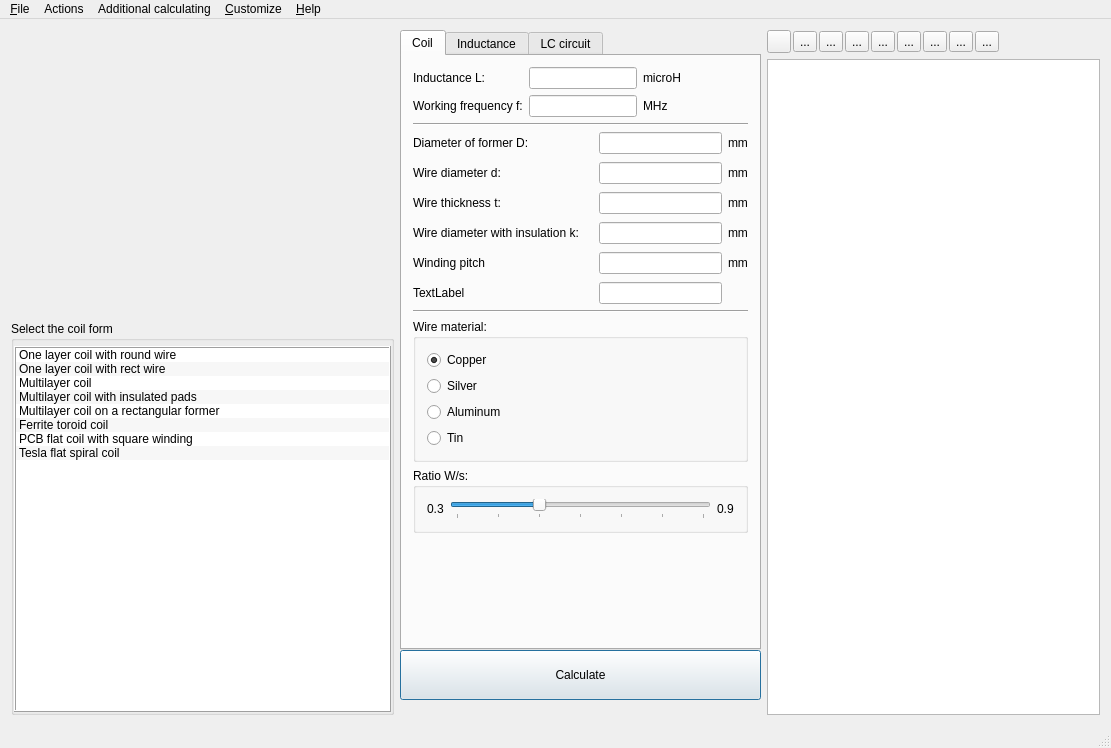
Before: the Qt Designer form mainwindow.ui in radioacoustick/Coil64, drawn with Qt 5.
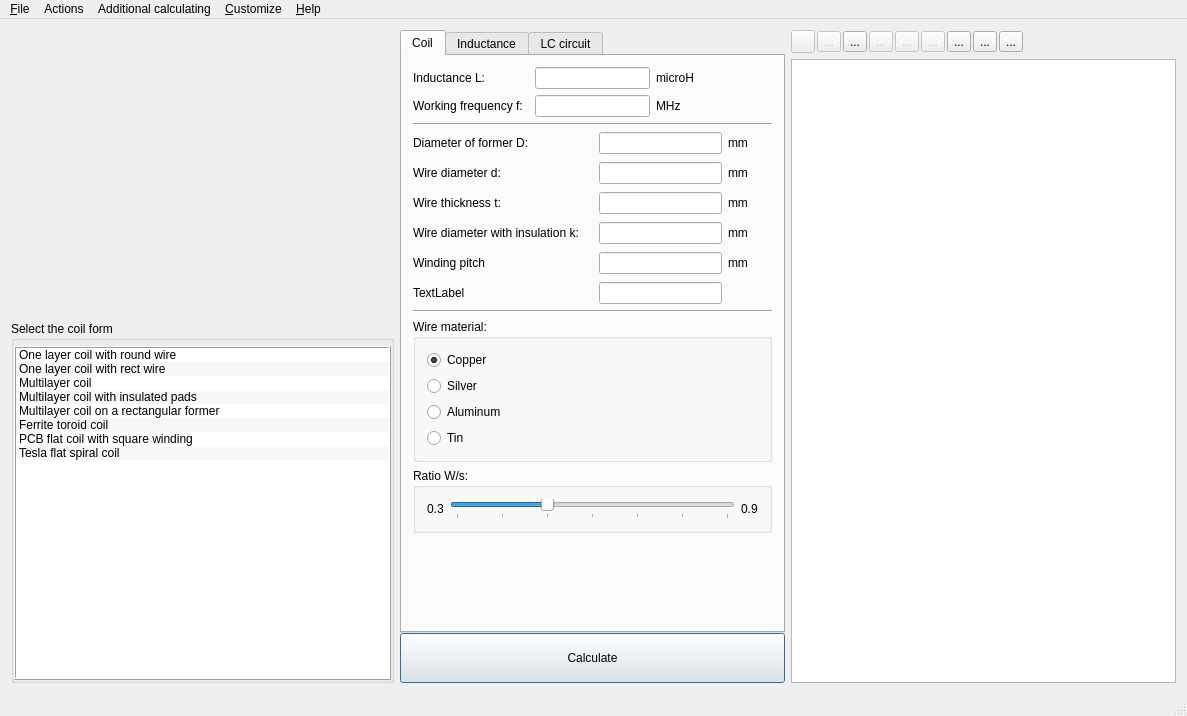
After: the same form once the commit is applied. Icons and pictures are not drawn.

What changed in the file:
```diff
--- a/mainwindow.ui
+++ b/mainwindow.ui
@@ -6,8 +6,8 @@
    <rect>
     <x>0</x>
     <y>0</y>
-    <width>1111</width>
-    <height>748</height>
+    <width>1187</width>
+    <height>716</height>
    </rect>
   </property>
   <property name="minimumSize">
@@ -1156,12 +1156,6 @@
            <height>50</height>
           </size>
          </property>
-         <property name="maximumSize">
-          <size>
-           <width>16777215</width>
-           <height>16777215</height>
-          </size>
-         </property>
          <property name="text">
           <string>Calculate</string>
          </property>
@@ -1205,6 +1199,9 @@
         </property>
         <item>
          <widget class="QToolButton" name="toolButton_CopySel">
+          <property name="enabled">
+           <bool>false</bool>
+          </property>
           <property name="sizePolicy">
            <sizepolicy hsizetype="Fixed" vsizetype="Fixed">
             <horstretch>0</horstretch>
@@ -1228,6 +1225,9 @@
         </item>
         <item>
          <widget class="QToolButton" name="toolButton_CopyAll">
+          <property name="enabled">
+           <bool>false</bool>
+          </property>
           <property name="sizePolicy">
            <sizepolicy hsizetype="Fixed" vsizetype="Fixed">
             <horstretch>0</horstretch>
@@ -1266,6 +1266,9 @@
         </item>
         <item>
          <widget class="QToolButton" name="toolButton_Save">
+          <property name="enabled">
+           <bool>false</bool>
+          </property>
           <property name="sizePolicy">
            <sizepolicy hsizetype="Fixed" vsizetype="Fixed">
             <horstretch>0</horstretch>
@@ -1289,6 +1292,9 @@
         </item>
         <item>
          <widget class="QToolButton" name="toolButton_Clear">
+          <property name="enabled">
+           <bool>false</bool>
+          </property>
           <property name="sizePolicy">
            <sizepolicy hsizetype="Fixed" vsizetype="Fixed">
             <horstretch>0</horstretch>
@@ -1312,6 +1318,9 @@
         </item>
         <item>
          <widget class="QToolButton" name="toolButton_Print">
+          <property name="enabled">
+           <bool>false</bool>
+          </property>
           <property name="sizePolicy">
            <sizepolicy hsizetype="Fixed" vsizetype="Fixed">
             <horstretch>0</horstretch>
@@ -1442,7 +1451,7 @@
     <rect>
      <x>0</x>
      <y>0</y>
-     <width>1111</width>
+     <width>1187</width>
      <height>27</height>
     </rect>
    </property>
```
Left out of the diff: 22 changed lines with no effect on the pictures.
